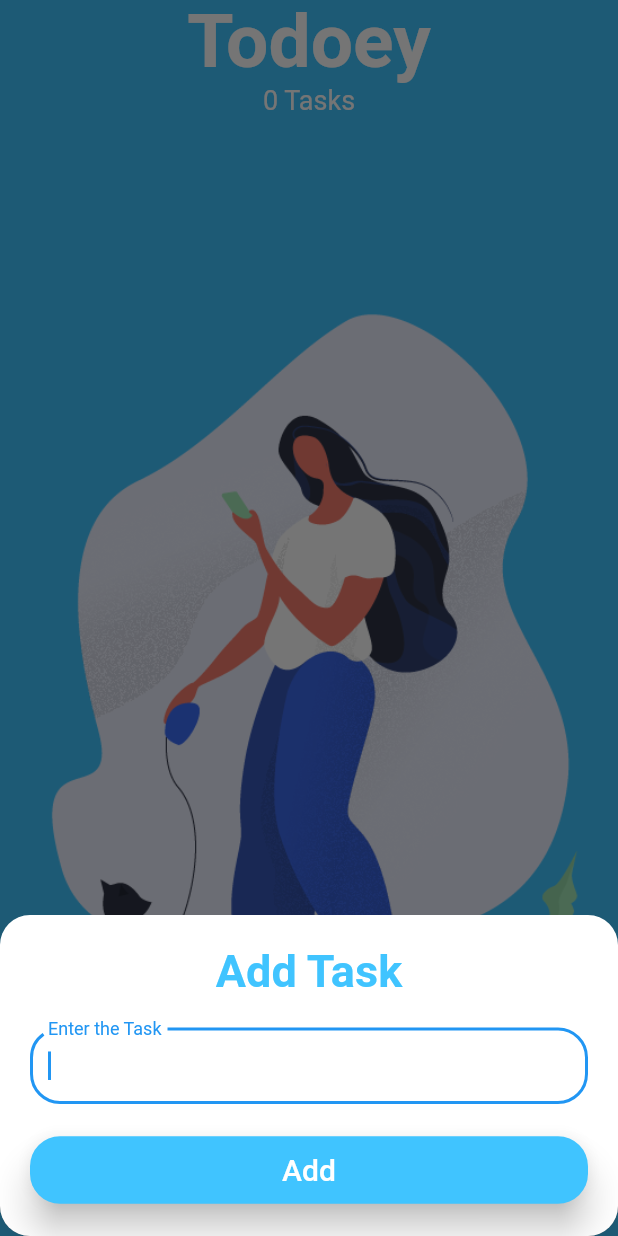
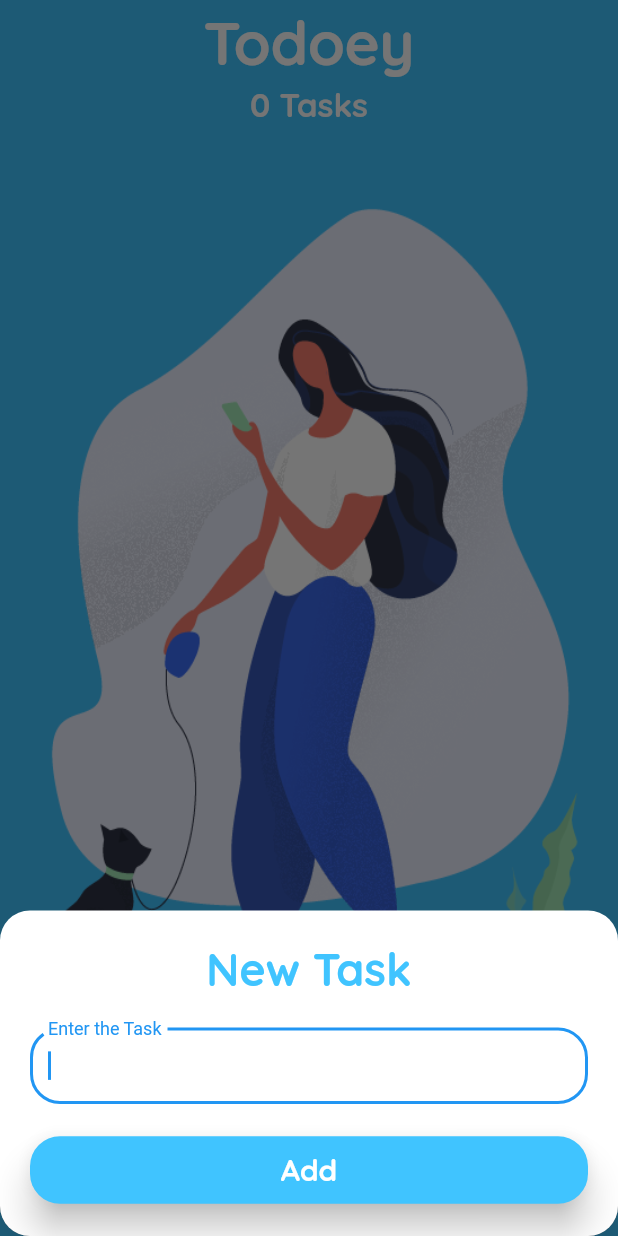
Before and after one commit to rajput-hemant/todoey, a Flutter app: the screen it shows after launch, after a tap on the "add" icon, on a phone screen of 412 x 824 dp. Run offline on Flutter 3.47's test engine with Material 2 defaults, Android fonts, the phone set to English and light mode, and no system bars.

Commit message:
applied fonts & minor improvements
Signed-off-by: rajput-hemant <hemant.rajput_cs20@gla.ac.in>

```diff
--- a/lib/screens/add_task_screen.dart
+++ b/lib/screens/add_task_screen.dart
@@ -25,12 +25,14 @@ class _AddTaskScreenState extends State<AddTaskScreen> {
         crossAxisAlignment: CrossAxisAlignment.stretch,
         children: [
           Text(
-            'Add Task',
+            'New Task',
             textAlign: TextAlign.center,
             style: TextStyle(
-                color: Colors.lightBlueAccent,
-                fontSize: 30,
-                fontWeight: FontWeight.bold),
+              color: Colors.lightBlueAccent,
+              fontSize: 30,
+              fontFamily: "Quicksand",
+              fontWeight: FontWeight.bold,
+            ),
           ),
           Padding(padding: EdgeInsets.only(bottom: 20)),
           TextField(
@@ -54,7 +56,11 @@ class _AddTaskScreenState extends State<AddTaskScreen> {
             },
             child: Text(
               'Add',
-              style: TextStyle(fontSize: 20),
+              style: TextStyle(
+                fontSize: 20,
+                fontFamily: "Quicksand",
+                fontWeight: FontWeight.bold,
+              ),
             ),
             style: ElevatedButton.styleFrom(
               elevation: 10,
--- a/lib/screens/tasks_screen.dart
+++ b/lib/screens/tasks_screen.dart
@@ -17,7 +17,8 @@ class TasksScreen extends StatelessWidget {
       title: Text(
         'Todoey',
         style: TextStyle(
-          fontSize: 50,
+          fontSize: 40,
+          fontFamily: "Quicksand",
           fontWeight: FontWeight.bold,
           color: Colors.white,
         ),
@@ -42,24 +43,31 @@ class TasksScreen extends StatelessWidget {
       ),
       body: SafeArea(
         child: Stack(
+          alignment: Alignment.topCenter,
           children: [
             Column(
               children: [
-                Align(
-                  alignment: Alignment.topCenter,
+                Expanded(
                   child: Text(
                     '${Provider.of<TaskData>(context).tasksCount} Tasks',
-                    style: TextStyle(fontSize: 18, color: Colors.white),
+                    style: TextStyle(
+                      fontSize: 22,
+                      fontFamily: "Quicksand",
+                      fontWeight: FontWeight.bold,
+                      color: Colors.white,
+                    ),
                   ),
                 ),
                 Expanded(
+                  flex: 7,
                   child: Container(
-                    height: (MediaQuery.of(context).size.height -
-                            appBar.preferredSize.height) *
-                        0.8,
-                    child: Image.asset('assets/images/bg.png'),
+                    child: Image.asset(
+                      'assets/images/bg.png',
+                      fit: BoxFit.fill,
+                    ),
                   ),
                 ),
+                Expanded(flex: 2, child: SizedBox())
               ],
             ),
             DraggableScrollableSheet(
--- a/lib/widgets/task_tile.dart
+++ b/lib/widgets/task_tile.dart
@@ -26,6 +26,7 @@ class TaskTile extends StatelessWidget {
         title: Text(
           taskTitle,
           style: TextStyle(
+            fontFamily: "Quicksand",
             fontWeight: FontWeight.bold,
             decoration: isChecked ? TextDecoration.lineThrough : null,
           ),
--- a/lib/widgets/tasks_list.dart
+++ b/lib/widgets/tasks_list.dart
@@ -29,7 +29,11 @@ class TasksList extends StatelessWidget {
             child: Text(
               'No Task Added Yet!',
               textAlign: TextAlign.center,
-              style: TextStyle(fontSize: 20, fontWeight: FontWeight.bold),
+              style: TextStyle(
+                fontSize: 22,
+                fontFamily: "Quicksand",
+                fontWeight: FontWeight.w900,
+              ),
             ),
           );
   }
```
